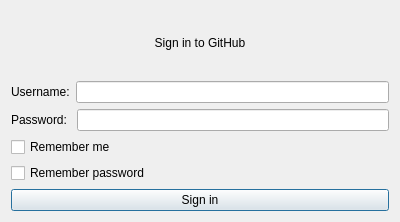
Above: forms/dlg_github_login.ui from ColinDuquesnoy/QCrash before the change. Below: the same form after it.
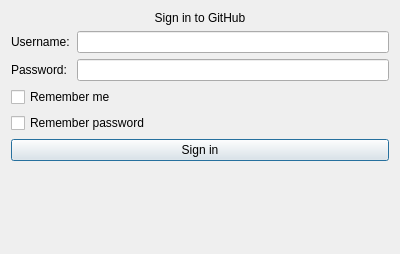
That is the form after the change. Icons and pictures are not drawn.

Commit message:
Fix minor glitch: edit field positions in GitHub-Login
Use a form layout instead of two horizontal layout.

Close #7

Patch:
```diff
--- a/forms/dlg_github_login.ui
+++ b/forms/dlg_github_login.ui
@@ -7,7 +7,7 @@
     <x>0</x>
     <y>0</y>
     <width>400</width>
-    <height>222</height>
+    <height>254</height>
    </rect>
   </property>
   <property name="windowTitle">
@@ -22,32 +22,28 @@
     </widget>
    </item>
    <item>
-    <layout class="QHBoxLayout" name="horizontalLayout">
-     <item>
+    <layout class="QFormLayout" name="formLayout">
+     <property name="topMargin">
+      <number>0</number>
+     </property>
+     <item row="0" column="0">
       <widget class="QLabel" name="label_2">
        <property name="text">
         <string>Username:</string>
        </property>
       </widget>
      </item>
-     <item>
+     <item row="0" column="1">
       <widget class="QLineEdit" name="le_username"/>
      </item>
-    </layout>
-   </item>
-   <item>
-    <layout class="QHBoxLayout" name="horizontalLayout_2">
-     <property name="topMargin">
-      <number>0</number>
-     </property>
-     <item>
+     <item row="1" column="0">
       <widget class="QLabel" name="label_3">
        <property name="text">
         <string>Password: </string>
        </property>
       </widget>
      </item>
-     <item>
+     <item row="1" column="1">
       <widget class="QLineEdit" name="le_password">
        <property name="echoMode">
         <enum>QLineEdit::Password</enum>
@@ -77,6 +73,19 @@
      </property>
     </widget>
    </item>
+   <item>
+    <spacer name="verticalSpacer">
+     <property name="orientation">
+      <enum>Qt::Vertical</enum>
+     </property>
+     <property name="sizeHint" stdset="0">
+      <size>
+       <width>20</width>
+       <height>40</height>
+      </size>
+     </property>
+    </spacer>
+   </item>
   </layout>
  </widget>
  <resources>
```
The commit also changes 1 other file.
